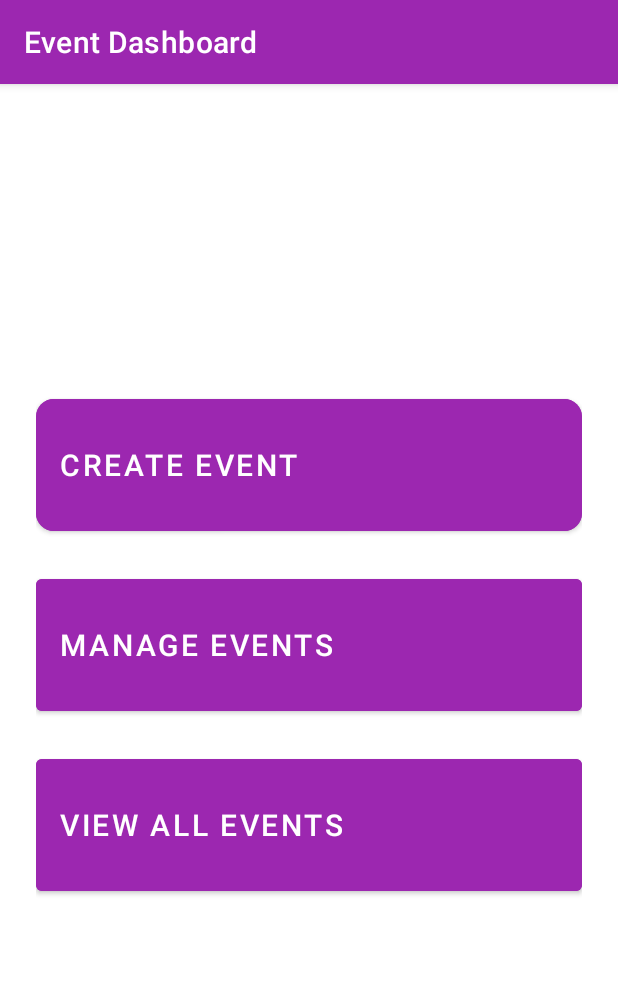
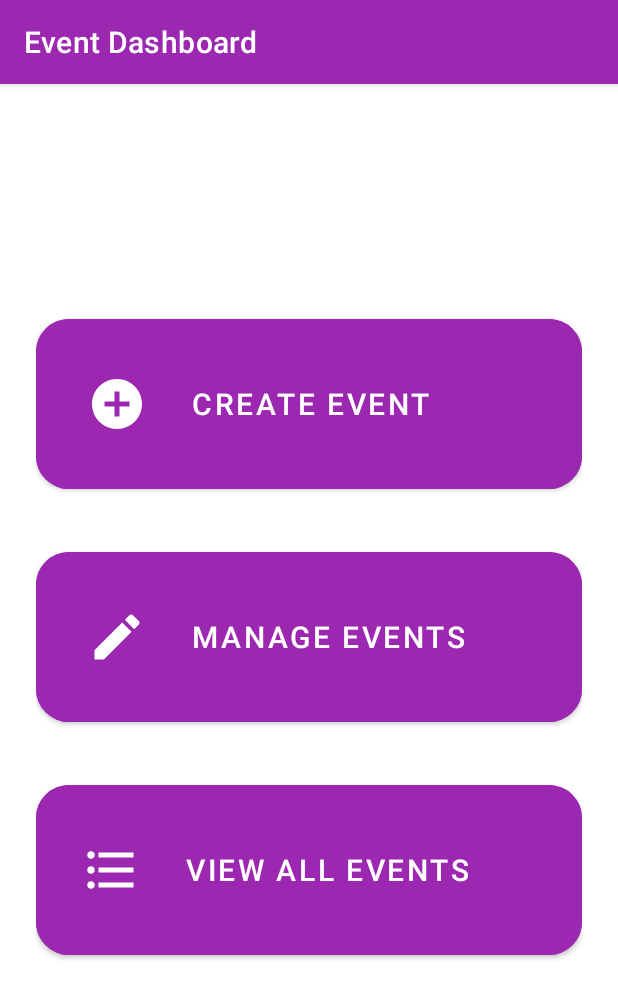
Before and after one commit to InduwaraBhagya/Eventures-, an Android app: the layout activity_event.xml on its own in the app's theme, with its tools: preview values and no code run, on a phone screen of 412 x 824 dp. Shown: the top 998 px of the screen. Run offline under Robolectric (Android 15) with nearby library versions, the light colour scheme and no system bars.

Commit message:
add icons to the Event Dashboard

```diff
--- /dev/null
+++ b/app/src/main/res/drawable/baseline_add_circle_24.xml
@@ -0,0 +1,5 @@
+<vector xmlns:android="http://schemas.android.com/apk/res/android" android:height="24dp" android:tint="#000000" android:viewportHeight="24" android:viewportWidth="24" android:width="24dp">
+
+    <path android:fillColor="@android:color/white" android:pathData="M12,2C6.48,2 2,6.48 2,12s4.48,10 10,10 10,-4.48 10,-10S17.52,2 12,2zM17,13h-4v4h-2v-4L7,13v-2h4L11,7h2v4h4v2z"/>
+
+</vector>
--- /dev/null
+++ b/app/src/main/res/drawable/baseline_edit_24.xml
@@ -0,0 +1,5 @@
+<vector xmlns:android="http://schemas.android.com/apk/res/android" android:height="24dp" android:tint="#000000" android:viewportHeight="24" android:viewportWidth="24" android:width="24dp">
+
+    <path android:fillColor="@android:color/white" android:pathData="M3,17.25V21h3.75L17.81,9.94l-3.75,-3.75L3,17.25zM20.71,7.04c0.39,-0.39 0.39,-1.02 0,-1.41l-2.34,-2.34c-0.39,-0.39 -1.02,-0.39 -1.41,0l-1.83,1.83 3.75,3.75 1.83,-1.83z"/>
+
+</vector>
--- /dev/null
+++ b/app/src/main/res/drawable/baseline_format_list_bulleted_24.xml
@@ -0,0 +1,5 @@
+<vector xmlns:android="http://schemas.android.com/apk/res/android" android:autoMirrored="true" android:height="24dp" android:tint="#000000" android:viewportHeight="24" android:viewportWidth="24" android:width="24dp">
+
+    <path android:fillColor="@android:color/white" android:pathData="M4,10.5c-0.83,0 -1.5,0.67 -1.5,1.5s0.67,1.5 1.5,1.5 1.5,-0.67 1.5,-1.5 -0.67,-1.5 -1.5,-1.5zM4,4.5c-0.83,0 -1.5,0.67 -1.5,1.5S3.17,7.5 4,7.5 5.5,6.83 5.5,6 4.83,4.5 4,4.5zM4,16.5c-0.83,0 -1.5,0.68 -1.5,1.5s0.68,1.5 1.5,1.5 1.5,-0.68 1.5,-1.5 -0.67,-1.5 -1.5,-1.5zM7,19h14v-2L7,17v2zM7,13h14v-2L7,11v2zM7,5v2h14L21,5L7,5z"/>
+
+</vector>
--- a/app/src/main/res/layout/activity_event.xml
+++ b/app/src/main/res/layout/activity_event.xml
@@ -36,51 +36,57 @@
             android:id="@+id/btn_create"
             style="@style/Widget.MaterialComponents.Button"
             android:layout_width="match_parent"
-            android:layout_height="100dp"
+            android:layout_height="125dp"
             android:text="Create Event"
             android:textSize="20sp"
             android:gravity="center_vertical"
-            app:iconSize="24dp"
-            app:iconPadding="16dp"
+            android:paddingStart="34dp"
+            app:icon="@drawable/baseline_add_circle_24"
+            app:iconSize="40dp"
+            app:iconPadding="30dp"
             android:iconTint="@android:color/white"
             android:textColor="@android:color/white"
             android:backgroundTint="?attr/colorPrimary"
-            android:layout_marginBottom="20dp"
-            app:cornerRadius="12dp"
+            android:layout_marginBottom="30dp"
+            app:cornerRadius="22dp"
             app:iconGravity="textStart" />
 
         <com.google.android.material.button.MaterialButton
             android:id="@+id/btn_manage"
             style="@style/Widget.MaterialComponents.Button"
             android:layout_width="match_parent"
-            android:layout_height="100dp"
+            android:layout_height="125dp"
             android:text="Manage Events"
             android:textSize="20sp"
             android:gravity="center_vertical"
-            app:iconSize="24dp"
-            app:iconPadding="16dp"
+            android:paddingStart="34dp"
+            app:icon="@drawable/baseline_edit_24"
+            app:iconSize="40dp"
+            app:iconPadding="30dp"
             android:iconTint="@android:color/white"
             android:textColor="@android:color/white"
             android:backgroundTint="?attr/colorPrimary"
-            android:layout_marginBottom="20dp"
-            app:cornerRadius="4dp"
+            android:layout_marginBottom="30dp"
+            app:cornerRadius="22dp"
             app:iconGravity="textStart" />
 
         <com.google.android.material.button.MaterialButton
             android:id="@+id/btn_view_all"
             style="@style/Widget.MaterialComponents.Button"
             android:layout_width="match_parent"
-            android:layout_height="100dp"
+            android:layout_height="125dp"
             android:text="View All Events"
             android:textSize="20sp"
             android:gravity="center_vertical"
-            app:iconSize="24dp"
-            app:iconPadding="16dp"
+            android:paddingStart="30dp"
+            app:icon="@drawable/baseline_format_list_bulleted_24"
+            app:iconSize="40dp"
+            app:iconPadding="30dp"
             android:iconTint="@android:color/white"
             android:textColor="@android:color/white"
             android:backgroundTint="?attr/colorPrimary"
-            android:layout_marginBottom="20dp"
-            app:cornerRadius="4dp"
+            android:layout_marginBottom="30dp"
+            app:cornerRadius="22dp"
             app:iconGravity="textStart" />
     </LinearLayout>
 
```
